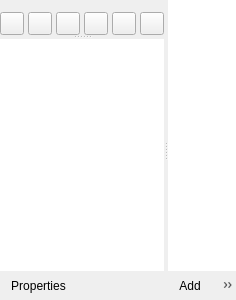
Before: the Qt Designer form src/controller/ptz-controls.ui in glikely/obs-ptz, drawn with Qt 5.
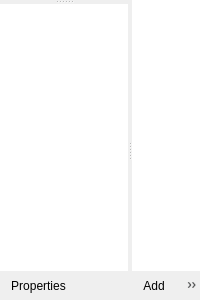
After: the same form once the commit is applied. The open tabs and pages were chosen to show the change. Custom widgets are drawn as their Qt base class.

Commit message: Refactor PTZ controls and simplify UI logic

```diff
--- a/src/controller/ptz-controls.ui
+++ b/src/controller/ptz-controls.ui
@@ -99,7 +99,7 @@
         </layout>
        </widget>
        <widget class="QWidget" name="viewControlPage">
-        <layout class="QVBoxLayout" name="viewControlPageVerticalLayout" stretch="1,0">
+        <layout class="QVBoxLayout" name="viewControlPageVerticalLayout">
          <property name="leftMargin">
           <number>0</number>
          </property>
@@ -115,111 +115,6 @@
          <item>
           <widget class="PTZViewControl" name="viewControl" native="true"/>
          </item>
-         <item>
-          <widget class="QWidget" name="viewButtonsWidget" native="true">
-           <layout class="QHBoxLayout" name="viewButtonsLayout">
-            <property name="spacing">
-             <number>4</number>
-            </property>
-            <property name="leftMargin">
-             <number>0</number>
-            </property>
-            <property name="topMargin">
-             <number>0</number>
-            </property>
-            <property name="rightMargin">
-             <number>0</number>
-            </property>
-            <property name="bottomMargin">
-             <number>0</number>
-            </property>
-           <item>
-            <widget class="SquareToolButton" name="viewZoomButton_tele">
-             <property name="sizePolicy">
-              <sizepolicy hsizetype="Expanding" vsizetype="Expanding">
-               <horstretch>0</horstretch>
-               <verstretch>0</verstretch>
-              </sizepolicy>
-             </property>
-             <property name="toolTip">
-              <string>PTZ.Action.ZoomTele.Tooltip</string>
-             </property>
-            </widget>
-           </item>
-           <item>
-            <widget class="SquareToolButton" name="viewZoomButton_wide">
-             <property name="sizePolicy">
-              <sizepolicy hsizetype="Expanding" vsizetype="Expanding">
-               <horstretch>0</horstretch>
-               <verstretch>0</verstretch>
-              </sizepolicy>
-             </property>
-             <property name="toolTip">
-              <string>PTZ.Action.ZoomWide.Tooltip</string>
-             </property>
-            </widget>
-           </item>
-           <item>
-            <widget class="SquareToolButton" name="viewFocusButton_auto">
-             <property name="sizePolicy">
-              <sizepolicy hsizetype="Expanding" vsizetype="Expanding">
-               <horstretch>0</horstretch>
-               <verstretch>0</verstretch>
-              </sizepolicy>
-             </property>
-             <property name="toolTip">
-              <string>PTZ.Action.FocusAutoToggle.Tooltip</string>
-             </property>
-             <property name="checkable">
-              <bool>true</bool>
-             </property>
-            </widget>
-           </item>
-           <item>
-            <widget class="SquareToolButton" name="viewFocusButton_near">
-             <property name="sizePolicy">
-              <sizepolicy hsizetype="Expanding" vsizetype="Expanding">
-               <horstretch>0</horstretch>
-               <verstretch>0</verstretch>
-              </sizepolicy>
-             </property>
-             <property name="toolTip">
-              <string>PTZ.Action.FocusNear.Tooltip</string>
-             </property>
-            </widget>
-           </item>
-           <item>
-            <widget class="SquareToolButton" name="viewFocusButton_far">
-             <property name="sizePolicy">
-              <sizepolicy hsizetype="Expanding" vsizetype="Expanding">
-               <horstretch>0</horstretch>
-               <verstretch>0</verstretch>
-              </sizepolicy>
-             </property>
-             <property name="toolTip">
-              <string>PTZ.Action.FocusFar.Tooltip</string>
-             </property>
-            </widget>
-           </item>
-           <item>
-            <widget class="SquareToolButton" name="viewFocusButton_onetouch">
-             <property name="sizePolicy">
-              <sizepolicy hsizetype="Expanding" vsizetype="Expanding">
-               <horstretch>0</horstretch>
-               <verstretch>0</verstretch>
-              </sizepolicy>
-             </property>
-             <property name="toolTip">
-              <string>PTZ.Action.FocusOneTouch.Tooltip</string>
-             </property>
-             <property name="class" stdset="0">
-              <string notr="true">icon-touch</string>
-             </property>
-            </widget>
-           </item>
-           </layout>
-          </widget>
-         </item>
         </layout>
        </widget>
       </widget>
```
The commit also changes 3 other files.
